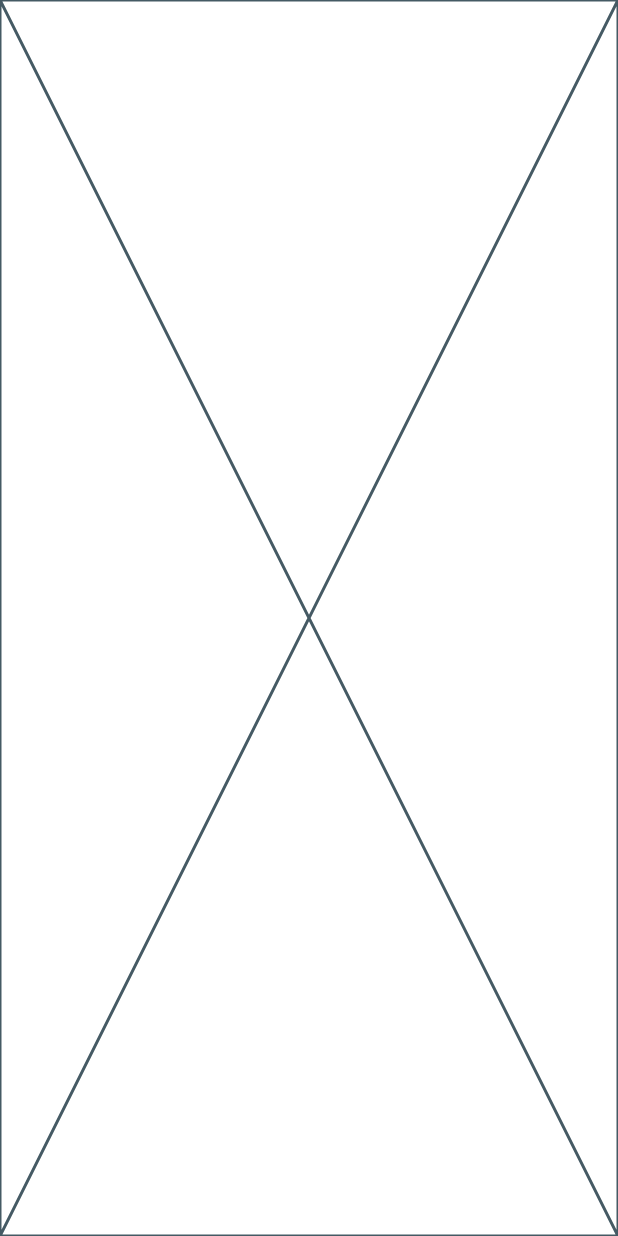
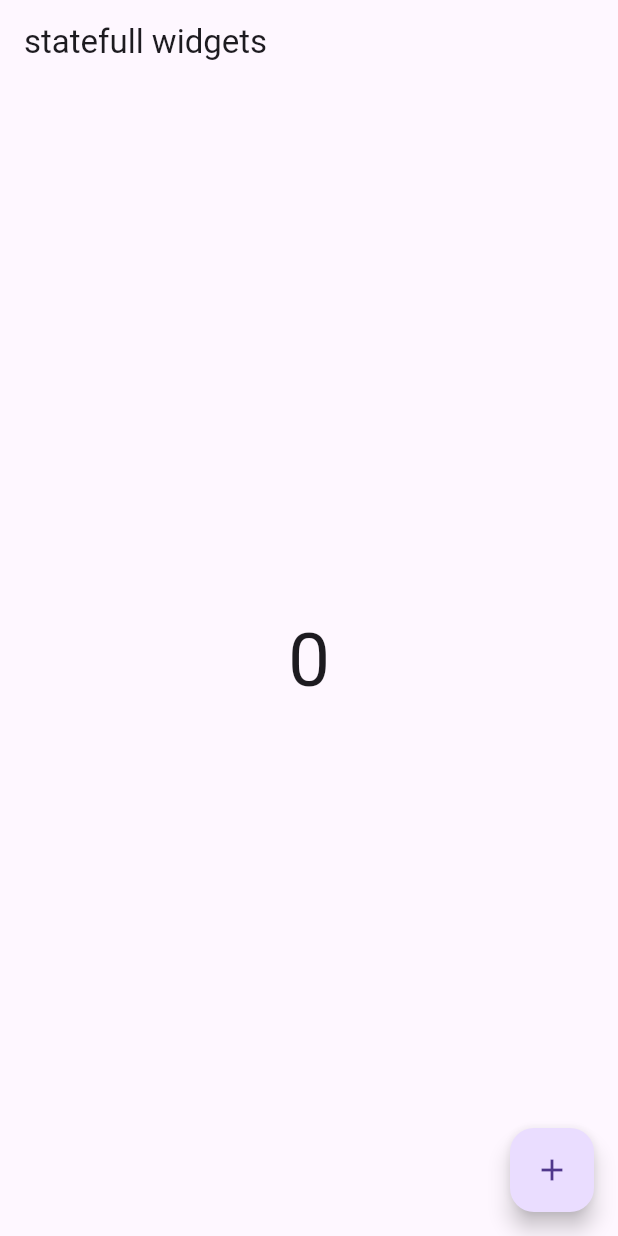
Before and after one commit to IsmailCoder366/providers, a Flutter app: the screen it shows after launch, on a phone screen of 412 x 824 dp. Run offline on Flutter 3.47's test engine with Material 3 defaults, Android fonts, the phone set to English and light mode, and no system bars.

Commit message:
statefull widget added

```diff
--- a/StudioProjects/provider_by_asif_taj/lib/statefull_widgets.dart
+++ b/StudioProjects/provider_by_asif_taj/lib/statefull_widgets.dart
@@ -1,14 +1,40 @@
 import 'package:flutter/material.dart';
 class StatefullWidgets extends StatefulWidget {
   const StatefullWidgets({super.key});
+
+
 
   @override
   State<StatefullWidgets> createState() => _StatefullWidgetsState();
 }
 
 class _StatefullWidgetsState extends State<StatefullWidgets> {
+
+  int x = 0;
+
   @override
   Widget build(BuildContext context) {
-    return const Placeholder();
+    print('build');
+    return Scaffold(
+      appBar: AppBar(
+        title: Text('statefull widgets'),
+      ),
+      body: Column(
+        mainAxisAlignment: MainAxisAlignment.center,
+        crossAxisAlignment: CrossAxisAlignment.center,
+        children: [
+          Container(
+            child: Center(child: Text(x.toString(), style: TextStyle(fontSize: 50),)),
+          )
+        ],
+      ),
+      floatingActionButton: FloatingActionButton(onPressed: (){
+        setState(() {
+          x++;
+        });
+      },
+      child: Icon(Icons.add),
+      ),
+    );
   }
 }
```
